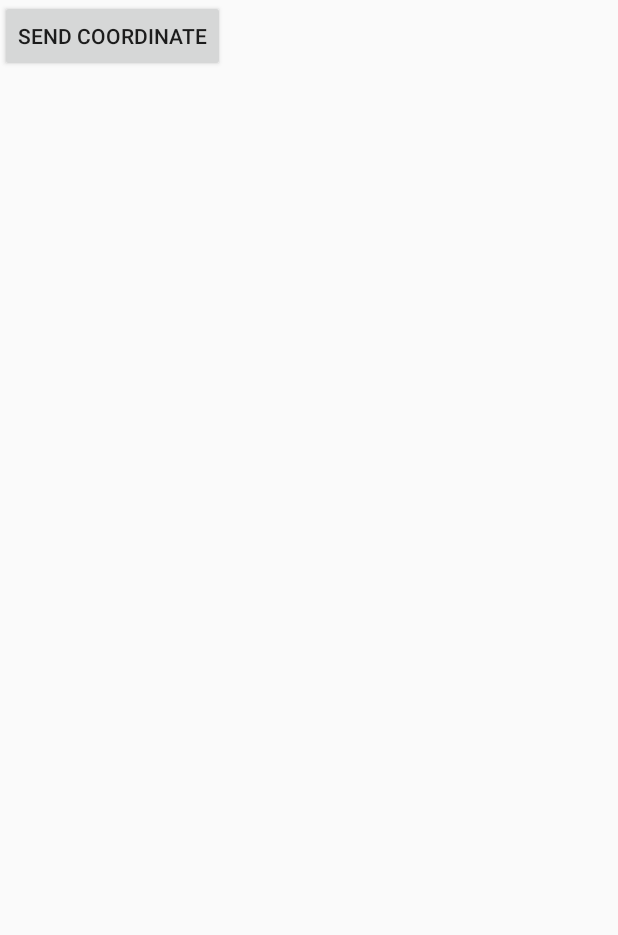
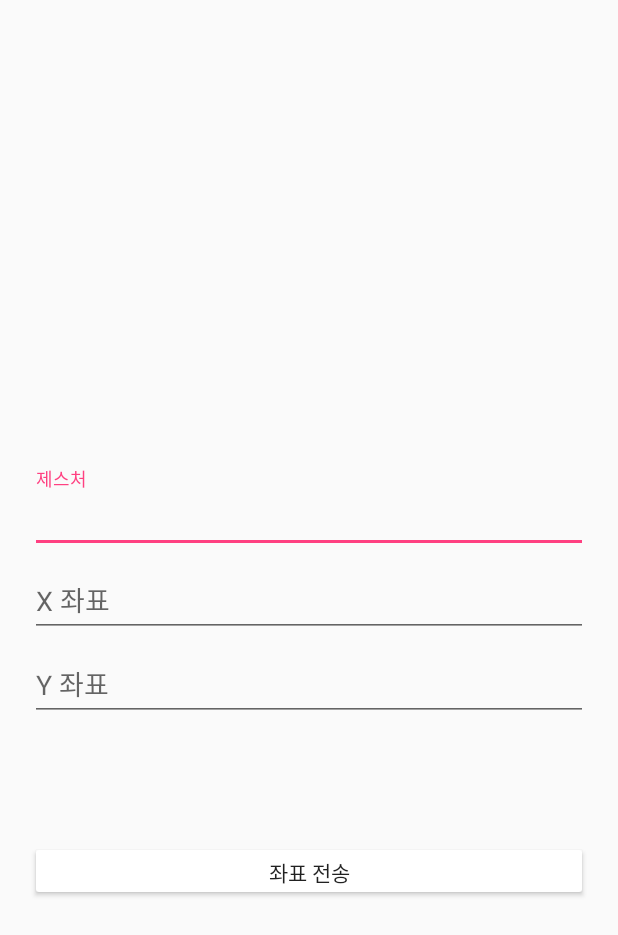
Before and after one commit to kookmin-sw/capstone-2020-9, an Android app: the KyuhanActivity screen opened directly, with no data from a screen before it, on a phone screen of 412 x 824 dp. Shown: the top 935 px of the screen. Run offline under Robolectric (Android 15) with nearby library versions, the phone set to English and light mode, and no system bars.

Commit message:
send coord to server

```diff
--- a/src/mobile_app/app/src/main/java/com/example/touchonscreen/KyuhanActivity.java
+++ b/src/mobile_app/app/src/main/java/com/example/touchonscreen/KyuhanActivity.java
@@ -7,6 +7,7 @@ import android.os.Bundle;
 import android.util.Log;
 import android.view.View;
 import android.widget.Button;
+import android.widget.EditText;
 import android.widget.Toast;
 
 
@@ -23,16 +24,37 @@ public class KyuhanActivity extends AppCompatActivity {
     private OutputStream os;
     Button sendCoord;
 
+    EditText mode;
+    EditText xcoord;
+    EditText ycoord;
+
     @Override
     protected void onCreate(Bundle savedInstanceState) {
         super.onCreate(savedInstanceState);
         setContentView(R.layout.activity_kyuhan);
-        sendCoord = (Button)findViewById(R.id.coordsendBtn);
+
+        mode = (EditText) findViewById(R.id.gesture_mode);
+        xcoord = (EditText) findViewById(R.id.x_coord);
+        ycoord = (EditText) findViewById(R.id.y_coord);
+
+
+
+        sendCoord = (Button)findViewById(R.id.send_coord);
         sendCoord.setOnClickListener(new Button.OnClickListener() {
             @Override
             public void onClick(View v) {
-                sendCoord(0,0.5f, 0.5f);
+                String mode_t = mode.getText().toString();
+                String xcoord_t = xcoord.getText().toString();
+                String ycoord_t = ycoord.getText().toString();
+
+                sendCoord(mode_t,xcoord_t, ycoord_t);
                 Log.w("좌표전송 테스트", "좌표전송");
+
+                mode.setText("");
+                xcoord.setText("");
+                ycoord.setText("");
+
+
             }
         });
         //매인액티비티에서 받은 올바른 인증번호
@@ -44,7 +66,7 @@ public class KyuhanActivity extends AppCompatActivity {
             public void run() {
                 try {
                     //소켓 생성 후 서버에 올바른 인증번호 송신
-                    socket_2 = new Socket("35.175.201.165", 8081);
+                    socket_2 = new Socket("3.226.243.223", 8081);
                     Log.w("새로 서버 연결됨", "새로 서버 연결됨");
                     send(pw);
                     receiveMsg();
@@ -79,11 +101,9 @@ public class KyuhanActivity extends AppCompatActivity {
         }).start();
     }
     //서버로 좌표 전송
-    public void sendCoord(int motion, float x, float y){
-        String smotion = Integer.toString(motion);
-        String sx = Float.toString(x);
-        String sy = Float.toString(y);
-        String coord =smotion+", "+ sx + ", " + sy;
+    public void sendCoord(String motion, String x, String y){
+
+        String coord =motion+", "+ x + ", " + y;
         //    x, y     로 전송
         send(coord);
     }
--- a/src/mobile_app/app/src/main/java/com/example/touchonscreen/LoginActivity.java
+++ b/src/mobile_app/app/src/main/java/com/example/touchonscreen/LoginActivity.java
@@ -61,6 +61,7 @@ public class LoginActivity extends AppCompatActivity {
         mLogInButton.setOnClickListener(new View.OnClickListener() {
             @Override
             public void onClick(View v) {
+                //Toast.makeText(LoginActivity.this, "가입하지 않은 아이디이거나, 잘못된 비밀번호입니다", Toast.LENGTH_SHORT).show();
                 Intent intent = new Intent(LoginActivity.this, DevicelistActivity.class);
                 startActivity(intent);
                 //서버 연결
--- a/src/mobile_app/app/src/main/java/com/example/touchonscreen/MainActivity.java
+++ b/src/mobile_app/app/src/main/java/com/example/touchonscreen/MainActivity.java
@@ -74,12 +74,12 @@ public class MainActivity extends Activity implements View.OnClickListener{
 
                     Log.w("서버 연결됨", "서버 연결됨");
                     isConnected = true;
-                    MainActivity.this.runOnUiThread(new Runnable() {
+                    /*MainActivity.this.runOnUiThread(new Runnable() {
                         @Override
                         public void run() {
                             Toast.makeText(MainActivity.this, "Server Connected", Toast.LENGTH_SHORT).show();
                         }
-                    });
+                    });*/
 
                 }catch (IOException e1){
                     Log.w("서버 연결실패", "서버 연결실패");
--- a/src/mobile_app/app/src/main/java/com/example/touchonscreen/RegisterActivity.java
+++ b/src/mobile_app/app/src/main/java/com/example/touchonscreen/RegisterActivity.java
@@ -42,6 +42,7 @@ public class RegisterActivity extends AppCompatActivity {
                 } catch (RemoteException e) {
                     e.printStackTrace();
                 }*/
+                Toast.makeText(RegisterActivity.this, "회원가입이 완료되었습니다", Toast.LENGTH_SHORT).show();
                 Intent intent = new Intent(RegisterActivity.this, LoginActivity.class);
                 startActivity(intent);
             }
--- a/src/mobile_app/app/src/main/res/layout/activity_kyuhan.xml
+++ b/src/mobile_app/app/src/main/res/layout/activity_kyuhan.xml
@@ -1,15 +1,68 @@
 <?xml version="1.0" encoding="utf-8"?>
-<GridLayout
+<RelativeLayout
     xmlns:android="http://schemas.android.com/apk/res/android"
-    xmlns:app="http://schemas.android.com/apk/res-auto"
-    xmlns:tools="http://schemas.android.com/tools"
     android:layout_width="match_parent"
-    android:layout_height="match_parent"
-    android:columnCount="5"
-    android:rowCount="5"
-    tools:context=".KyuhanActivity">
+    android:layout_height="match_parent">
 
-    <Button
-        android:id="@+id/coordsendBtn"
-        android:text="@string/coord" />
-</GridLayout>
+    <LinearLayout
+        android:id="@+id/register_layout"
+        android:layout_width="match_parent"
+        android:layout_height="wrap_content"
+        android:layout_alignParentBottom="true"
+        android:layout_marginBottom="188dp"
+        android:orientation="vertical">
+
+        <com.google.android.material.textfield.TextInputLayout
+            android:layout_width="match_parent"
+            android:layout_height="wrap_content"
+            android:layout_marginLeft="20dp"
+            android:layout_marginRight="20dp">
+
+
+            <EditText
+                android:id="@+id/gesture_mode"
+                android:layout_width="match_parent"
+                android:layout_height="wrap_content"
+                android:hint="@string/gesture_mode" />
+        </com.google.android.material.textfield.TextInputLayout>
+
+        <com.google.android.material.textfield.TextInputLayout
+            android:layout_width="match_parent"
+            android:layout_height="wrap_content"
+            android:layout_marginLeft="20dp"
+            android:layout_marginRight="20dp">
+
+            <EditText
+                android:id="@+id/x_coord"
+                android:layout_width="match_parent"
+                android:layout_height="wrap_content"
+                android:hint="@string/x_coord" />
+        </com.google.android.material.textfield.TextInputLayout>
+
+        <com.google.android.material.textfield.TextInputLayout
+            android:layout_width="match_parent"
+            android:layout_height="wrap_content"
+            android:layout_marginLeft="20dp"
+            android:layout_marginRight="20dp">
+
+            <EditText
+                android:id="@+id/y_coord"
+                android:layout_width="match_parent"
+                android:layout_height="wrap_content"
+                android:hint="@string/y_coord" />
+        </com.google.android.material.textfield.TextInputLayout>
+
+
+        <Button
+            android:id="@+id/send_coord"
+            android:layout_width="match_parent"
+            android:layout_height="40dp"
+            android:layout_marginLeft="20dp"
+            android:layout_marginTop="80dp"
+            android:layout_marginRight="20dp"
+            android:layout_marginBottom="35dp"
+            android:text="@string/send_coord"
+            android:theme="@style/ButtonStyle" />
+
+    </LinearLayout>
+</RelativeLayout>
--- a/src/mobile_app/app/src/main/res/values/strings.xml
+++ b/src/mobile_app/app/src/main/res/values/strings.xml
@@ -45,4 +45,9 @@
     <string name="device_2">PC 2</string>
     <string name="append_dv">+</string>
     <string name="dvl_title">등록된 기기</string>
+
+    <string name="x_coord">X 좌표</string>
+    <string name="y_coord">Y 좌표</string>
+    <string name="gesture_mode">제스처</string>
+    <string name="send_coord">좌표 전송</string>
 </resources>
```
